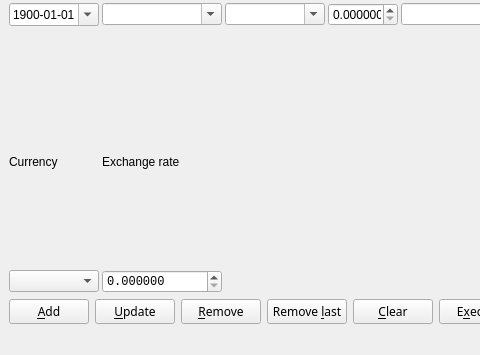
First picture: the form in lisa/pyqt/viewpyqt.ui, repository rockwolf/python, before the edit; both pictures show x 0 to 480 and y 245 to 600 of the 1198 by 600 pixel window.
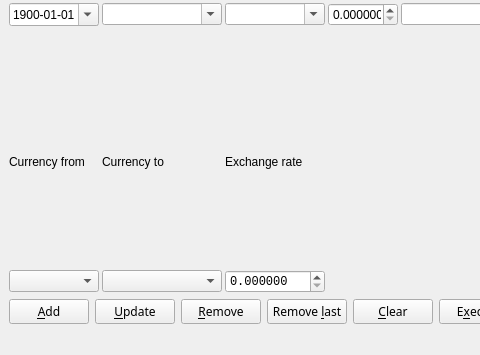
Second picture: the form after the edit.

Commit message: Improvements to the gui. Also added currency_to.

```diff
--- a/lisa/pyqt/viewpyqt.ui
+++ b/lisa/pyqt/viewpyqt.ui
@@ -434,14 +434,7 @@
         <item row="3" column="0">
          <widget class="QLabel" name="lbl_currency">
           <property name="text">
-           <string>Currency</string>
-          </property>
-         </widget>
-        </item>
-        <item row="3" column="1">
-         <widget class="QLabel" name="lbl_exchange_rate">
-          <property name="text">
-           <string>Exchange rate</string>
+           <string>Currency from</string>
           </property>
          </widget>
         </item>
@@ -461,30 +454,6 @@
           </property>
          </widget>
         </item>
-        <item row="4" column="1">
-         <widget class="QDoubleSpinBox" name="spn_exchange_rate">
-          <property name="minimumSize">
-           <size>
-            <width>10</width>
-            <height>0</height>
-           </size>
-          </property>
-          <property name="font">
-           <font>
-            <family>Liberation Mono</family>
-           </font>
-          </property>
-          <property name="locale">
-           <locale language="C" country="AnyCountry"/>
-          </property>
-          <property name="decimals">
-           <number>6</number>
-          </property>
-          <property name="maximum">
-           <double>1000000.000000000000000</double>
-          </property>
-         </widget>
-        </item>
         <item row="2" column="9">
          <widget class="QCheckBox" name="chk_manual_commission">
           <property name="text">
@@ -566,6 +535,47 @@
           </property>
          </widget>
         </item>
+        <item row="3" column="2">
+         <widget class="QLabel" name="lbl_exchange_rate">
+          <property name="text">
+           <string>Exchange rate</string>
+          </property>
+         </widget>
+        </item>
+        <item row="4" column="2">
+         <widget class="QDoubleSpinBox" name="spn_exchange_rate">
+          <property name="minimumSize">
+           <size>
+            <width>10</width>
+            <height>0</height>
+           </size>
+          </property>
+          <property name="font">
+           <font>
+            <family>Liberation Mono</family>
+           </font>
+          </property>
+          <property name="locale">
+           <locale language="C" country="AnyCountry"/>
+          </property>
+          <property name="decimals">
+           <number>6</number>
+          </property>
+          <property name="maximum">
+           <double>999999.999998999992386</double>
+          </property>
+         </widget>
+        </item>
+        <item row="3" column="1">
+         <widget class="QLabel" name="lbl_currency_to">
+          <property name="text">
+           <string>Currency to</string>
+          </property>
+         </widget>
+        </item>
+        <item row="4" column="1">
+         <widget class="QComboBox" name="cmb_currency_to"/>
+        </item>
        </layout>
       </item>
       <item>
```
Left out of the diff: 29 changed lines with no effect on the pictures. The commit also changes 7 other files.
